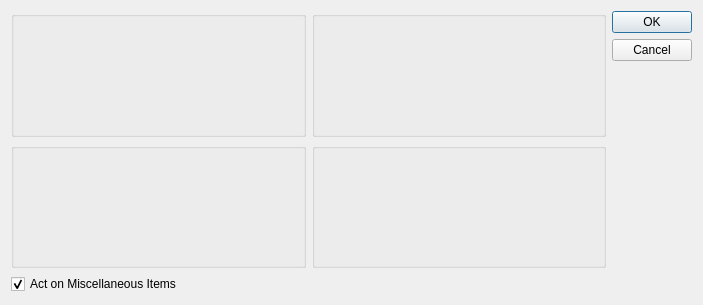
Old version of the form guiclient/archRestoreSalesHistory.ui in the repository knowhow/xtuple.
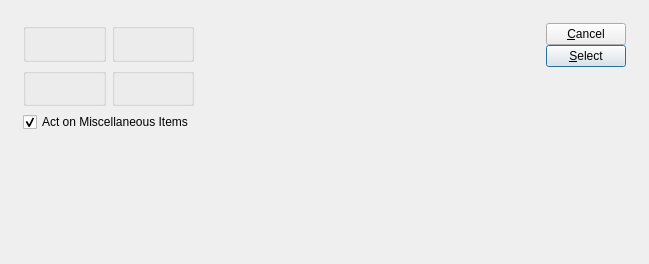
New version of the form. Custom widgets are drawn as their Qt base class.

Diff of the .ui file:
```diff
--- a/guiclient/archRestoreSalesHistory.ui
+++ b/guiclient/archRestoreSalesHistory.ui
@@ -8,22 +8,34 @@
 is available at www.xtuple.com/CPAL.  By using this software, you agree
 to be bound by its terms.</comment>
  <class>archRestoreSalesHistory</class>
- <widget class="QDialog" name="archRestoreSalesHistory">
-  <property name="geometry">
+ <widget class="QDialog" name="archRestoreSalesHistory" >
+  <property name="geometry" >
    <rect>
     <x>0</x>
     <y>0</y>
-    <width>703</width>
-    <height>305</height>
+    <width>648</width>
+    <height>264</height>
    </rect>
   </property>
   <property name="windowTitle">
    <string>Archive/Restore Sales History</string>
   </property>
-  <layout class="QGridLayout" name="gridLayout_2">
-   <item row="0" column="0">
-    <widget class="ParameterGroup" name="_customerType">
-     <property name="title">
+  <layout class="QGridLayout" name="gridLayout_3" >
+   <item row="0" column="0" >
+    <layout class="QVBoxLayout" name="verticalLayout_2" >
+     <property name="spacing" >
+      <number>12</number>
+     </property>
+     <property name="margin" >
+      <number>12</number>
+     </property>
+     <item>
+      <layout class="QHBoxLayout" name="horizontalLayout" >
+       <item>
+        <layout class="QGridLayout" name="gridLayout_2" >
+         <item row="0" column="0" >
+          <widget class="ParameterGroup" name="_customerType" >
+           <property name="title" >
       <string/>
      </property>
      <property name="fixedSize">
@@ -41,19 +53,9 @@
      </property>
     </widget>
    </item>
-   <item row="0" column="2" rowspan="3">
-    <widget class="QDialogButtonBox" name="_buttonBox">
-     <property name="orientation">
-      <enum>Qt::Vertical</enum>
-     </property>
-     <property name="standardButtons">
-      <set>QDialogButtonBox::Cancel|QDialogButtonBox::Ok</set>
-     </property>
-    </widget>
-   </item>
-   <item row="1" column="0">
-    <widget class="ParameterGroup" name="_productCategory">
-     <property name="title">
+         <item row="1" column="0" >
+          <widget class="ParameterGroup" name="_productCategory" >
+           <property name="title" >
       <string/>
      </property>
      <property name="fixedSize">
@@ -84,8 +86,83 @@
     </widget>
    </item>
   </layout>
- </widget>
- <layoutdefault spacing="6" margin="11"/>
+       </item>
+       <item>
+        <spacer name="horizontalSpacer" >
+         <property name="orientation" >
+          <enum>Qt::Horizontal</enum>
+         </property>
+         <property name="sizeHint" stdset="0" >
+          <size>
+           <width>0</width>
+           <height>17</height>
+          </size>
+         </property>
+        </spacer>
+       </item>
+       <item>
+        <layout class="QVBoxLayout" name="verticalLayout" >
+         <property name="spacing" >
+          <number>0</number>
+         </property>
+         <item>
+          <widget class="QPushButton" name="_close" >
+           <property name="text" >
+            <string>&amp;Cancel</string>
+           </property>
+          </widget>
+         </item>
+         <item>
+          <widget class="QPushButton" name="_select" >
+           <property name="text" >
+            <string>&amp;Select</string>
+           </property>
+           <property name="autoDefault" >
+            <bool>true</bool>
+           </property>
+           <property name="default" >
+            <bool>true</bool>
+           </property>
+          </widget>
+         </item>
+         <item>
+          <spacer>
+           <property name="orientation" >
+            <enum>Qt::Vertical</enum>
+           </property>
+           <property name="sizeType" >
+            <enum>QSizePolicy::Expanding</enum>
+           </property>
+           <property name="sizeHint" stdset="0" >
+            <size>
+             <width>20</width>
+             <height>20</height>
+            </size>
+           </property>
+          </spacer>
+         </item>
+        </layout>
+       </item>
+      </layout>
+     </item>
+     <item>
+      <spacer name="verticalSpacer" >
+       <property name="orientation" >
+        <enum>Qt::Vertical</enum>
+       </property>
+       <property name="sizeHint" stdset="0" >
+        <size>
+         <width>603</width>
+         <height>0</height>
+        </size>
+       </property>
+      </spacer>
+     </item>
+    </layout>
+   </item>
+  </layout>
+ </widget>
+ <layoutdefault spacing="6" margin="11" />
  <pixmapfunction>qPixmapFromMimeSource</pixmapfunction>
  <customwidgets>
   <customwidget>
```
Left out of the diff: 60 changed lines with no effect on the pictures. Lines whose indentation alone changed are shown as unchanged.
